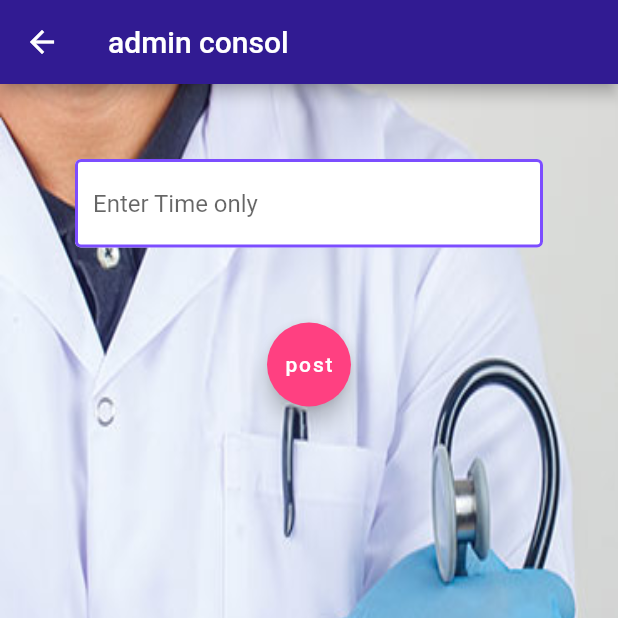
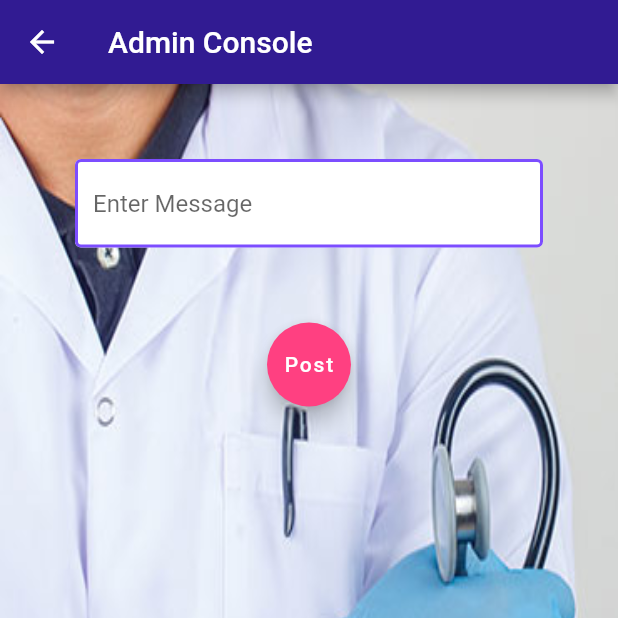
Before and after one commit to tarun1820/epic_dad_app, a Flutter app: the Admin screen opened by its route, on a phone screen of 412 x 824 dp, the top half of it. Run offline on Flutter 3.47's test engine with Material 2 defaults, Android fonts, the phone set to English and light mode, and no system bars; our stand-ins replace cloud_firestore, firebase_auth, firebase_core, fluttertoast, showcaseview, sliding_up_panel; missing offline and left inert: flutter_phone_direct_caller; accounts and stored records are empty.

Commit message:
final draft

```diff
--- a/lib/admin_login.dart
+++ b/lib/admin_login.dart
@@ -31,7 +31,7 @@ class _LoginState extends State<Login> {
       child:Scaffold(
         backgroundColor: Colors.transparent,
       appBar: AppBar(
-        title: Text("doctor login"),
+        title: Text("Doctor Login"),
       ),
       body:  Column(
           children: [
@@ -80,7 +80,7 @@ class _LoginState extends State<Login> {
             ),
             //password
             FloatingActionButton(
-                child:Text("log in"),onPressed:() async{
+                child:Text("Log In"),onPressed:() async{
               try{
                 print(email);
                 print(password);
--- a/lib/admin_page.dart
+++ b/lib/admin_page.dart
@@ -21,7 +21,7 @@ class Admin extends StatelessWidget {
       child: Scaffold(
       backgroundColor: Colors.transparent,
         appBar: AppBar(
-          title: Text("admin consol"),
+          title: Text("Admin Console"),
           backgroundColor: Colors.deepPurple[900],
         ),
         body: Column(
@@ -42,7 +42,7 @@ class Admin extends StatelessWidget {
                     borderSide:
                         BorderSide(color: Colors.deepPurpleAccent, width: 2.0),
                   ),
-                  hintText: "Enter Time only",
+                  hintText: "Enter Message",
                     filled: true
                 ),
                 onChanged: (text) {
@@ -62,7 +62,7 @@ class Admin extends StatelessWidget {
                     createUser(mess);
                   }
                 },
-                child: Text("post")),
+                child: Text("Post")),
           ],
         ),
       ),
--- a/lib/student.dart
+++ b/lib/student.dart
@@ -18,7 +18,7 @@ class FirstScreen extends StatelessWidget {
       child: Scaffold(
         backgroundColor: Colors.white,
         appBar: AppBar(
-          title: Text('Doctor at disposal'),
+          title: Text('Doctor at Disposal'),
           backgroundColor: Colors.deepPurple[900],
         ),
         body: SlidingUpPanel(
@@ -148,7 +148,7 @@ class FirstScreen extends StatelessWidget {
                             EdgeInsets.all(10) //content padding inside button
                         ),
                     label: const Text(
-                      'add timings',
+                      'Add Timings',
                       style: TextStyle(color: Colors.yellow),
                     ),
                     icon: Icon(Icons.av_timer_outlined,
@@ -192,7 +192,7 @@ class FirstScreen extends StatelessWidget {
                         ),
                       );
                     } else if (snapshot.hasError) {
-                      return Text('some thing went wrong ! ${snapshot.error}');
+                      return Text('something went wrong! ${snapshot.error}');
                     } else {
                       return Center(child: CircularProgressIndicator());
                     }
@@ -229,7 +229,11 @@ class FirstScreen extends StatelessWidget {
                         style: TextStyle(fontSize: 20),
                       )]),),new Spacer(),
                 Row(children:[new Spacer(),Text(new DateFormat.jm().format(DateTime.parse(message.createdAt.
-                toDate().toString()))),SizedBox(width: 10,)] )],
+                toDate().toString()))),SizedBox(width: 10,)
+                ,Text((message.createdAt.toDate().day.toString()+"-"+
+                      message.createdAt.toDate().month.toString()+"-"+
+                      message.createdAt.toDate().year.toString()
+                  )),SizedBox(width: 10) ,] )],
 
                ),
           ),
```
